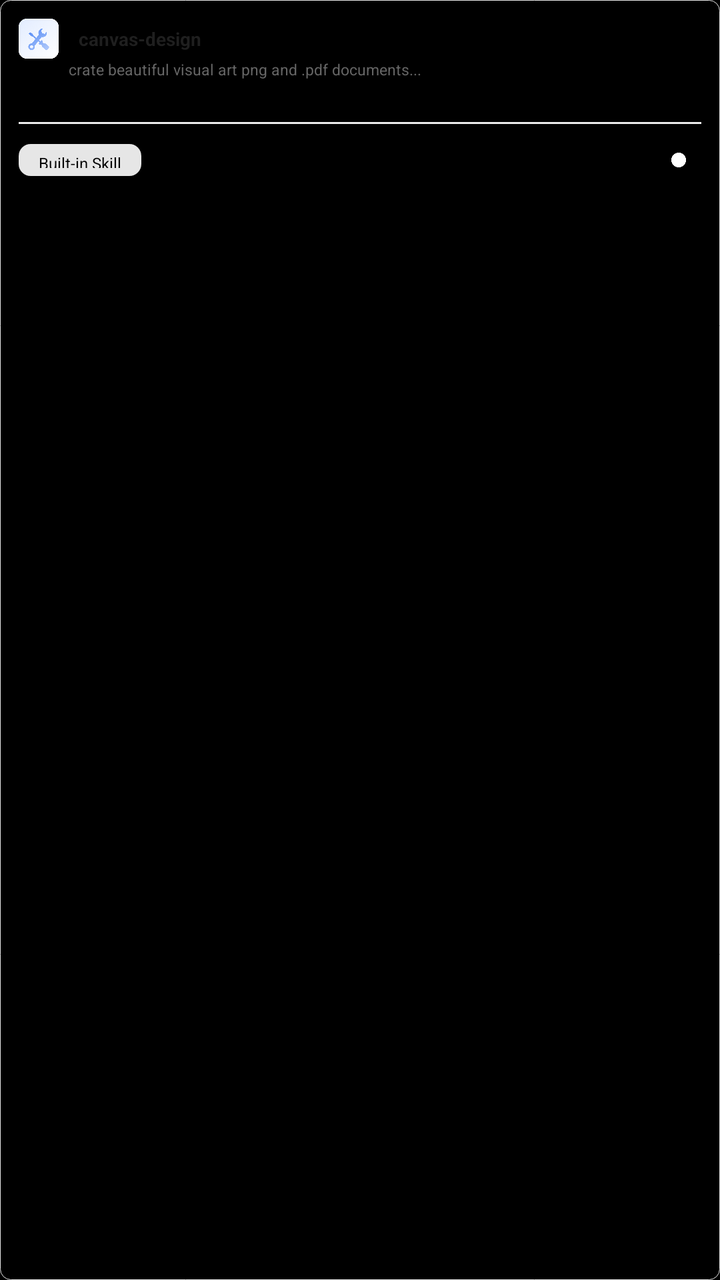
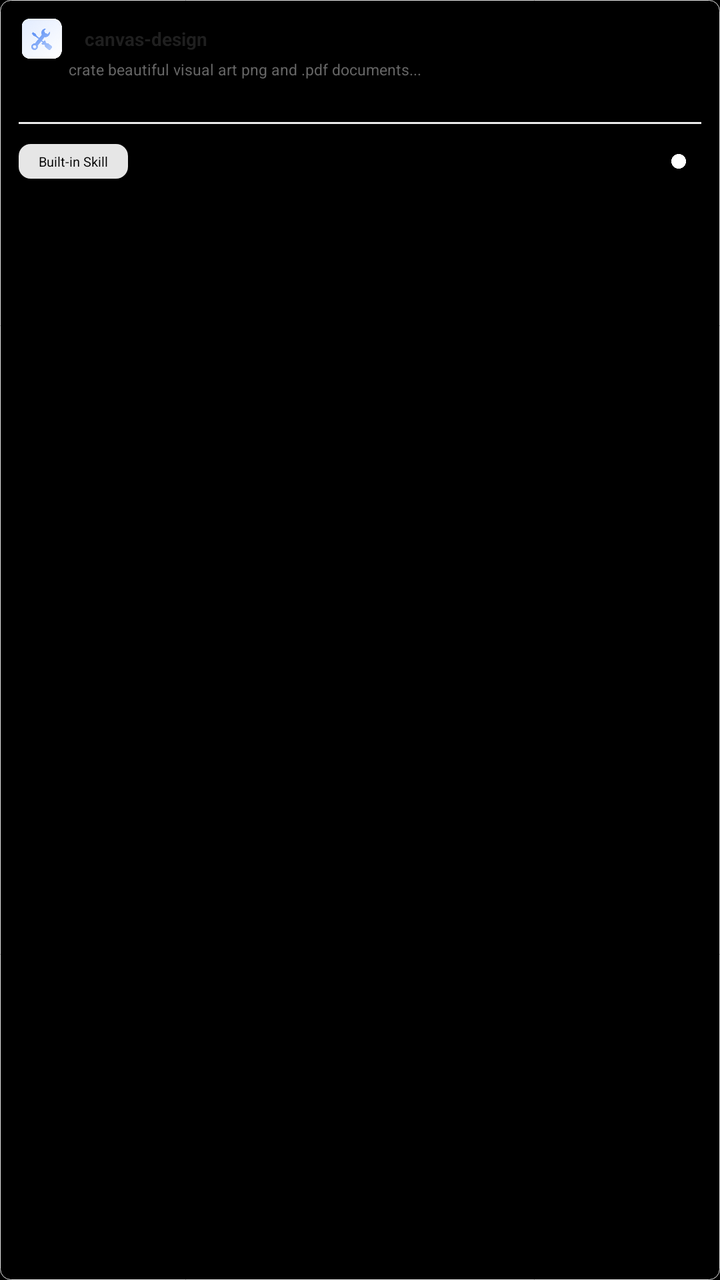

Before-and-after screenshots of an Android layout around one commit, followed by the original layout XML and the change that was made.
<!-- AndroidManifest.xml: application theme Theme.INMOClaw -->
<!-- res/layout/item_skill_card.xml -->
<?xml version="1.0" encoding="utf-8"?>
<LinearLayout xmlns:android="http://schemas.android.com/apk/res/android"
    android:layout_width="0dp"
    android:layout_height="180dp"
    android:layout_columnWeight="1"
    android:background="@drawable/bg_skill_card"
    android:orientation="vertical"
    android:padding="28px">

    <LinearLayout
        android:layout_width="match_parent"
        android:layout_height="wrap_content"
        android:gravity="center_vertical"
        android:orientation="horizontal">

        <ImageView
            android:layout_width="60px"
            android:layout_height="60px"
            android:src="@mipmap/icon_skill"
            />

        <TextView
            android:id="@+id/tvSkillTitle"
            android:layout_width="0dp"
            android:layout_height="wrap_content"
            android:layout_marginStart="10dp"
            android:layout_weight="1"
            android:ellipsize="end"
            android:maxLines="1"
            android:text="canvas-design"
            android:textColor="#1F1F1F"
            android:textSize="28px"
            android:textStyle="bold" />

        <ImageView
            android:id="@+id/ivRemove"
            android:layout_width="32px"
            android:layout_height="32px"
            android:src="@mipmap/icon_remove"
            />
    </LinearLayout>

    <TextView
        android:id="@+id/tvSkillContent"
        android:layout_width="match_parent"
        android:layout_height="65px"
        android:maxHeight="65px"
        android:ellipsize="end"
        android:maxLines="2"
        android:layout_marginStart="75px"
        android:text="crate beautiful visual art png and .pdf documents..."
        android:textColor="#666666"
        android:textSize="23px" />

    <View
        android:layout_width="match_parent"
        android:layout_height="1dp"
        android:layout_marginTop="10dp"
        android:background="#ECECEC" />

    <LinearLayout
        android:layout_width="match_parent"
        android:layout_height="wrap_content"
        android:layout_marginTop="10dp"
        android:gravity="center_vertical"
        android:orientation="horizontal">

        <TextView
            android:id="@+id/tvSkillTag"
            android:layout_width="wrap_content"
            android:layout_height="48px"
            android:gravity="center"
            android:background="@drawable/bg_skill_tag"
            android:paddingHorizontal="10dp"
            android:paddingVertical="4dp"
            android:text="@string/setting_builtin_skill"
            android:textColor="#000000"
            android:textSize="24px" />

        <View
            android:layout_width="0dp"
            android:layout_height="0dp"
            android:layout_weight="1" />

        <ImageView
            android:id="@+id/skillSwitch"
            android:layout_width="48px"
            android:layout_height="28px"
            android:src="@mipmap/switch_off" />
    </LinearLayout>
</LinearLayout>
<!-- resources referenced by this layout -->
<resources>
  <!-- drawable bg_skill_card (drawable) -->
  <?xml version="1.0" encoding="utf-8"?>
  <shape xmlns:android="http://schemas.android.com/apk/res/android" android:shape="rectangle">
      <solid android:color="#0A000000" />
      <corners android:radius="16px" />
      <stroke android:width="1px" android:color="#E9E9E9" />
  </shape>
  <!-- drawable bg_skill_tag (drawable) -->
  <?xml version="1.0" encoding="utf-8"?>
  <shape xmlns:android="http://schemas.android.com/apk/res/android" android:shape="rectangle">
      <solid android:color="#E6E6E6" />
      <corners android:radius="6dp" />
  </shape>
  <!-- mipmap icon_remove: png bitmap (mipmap-xhdpi, 355 bytes) -->
  <!-- mipmap icon_skill: png bitmap (mipmap-xhdpi, 27399 bytes) -->
  <!-- mipmap switch_off: png bitmap (mipmap-xhdpi, 2459 bytes) -->
  <string name="setting_builtin_skill">Built-in Skill</string>
  <style name="Theme.INMOClaw" parent="Base.Theme.INMOClaw" />
  <style name="Base.Theme.INMOClaw" parent="Theme.Material3.DayNight.NoActionBar">
          
          <item name="android:defaultFocusHighlightEnabled" tools:targetApi="o">false</item>
          <item name="android:statusBarColor">@android:color/transparent</item>
          <item name="android:windowLightStatusBar">false</item>
          <item name="colorPrimary">@color/brand_primary</item>
          <item name="android:colorBackground">@color/black</item>
          <item name="android:windowBackground">@color/black</item>
      </style>
  <color name="brand_primary">#3978F3</color>
  <color name="black">#FF000000</color>
</resources>

<!-- the commit's change to res/layout/item_skill_card.xml (unified diff, before → after) -->
@@ -14,10 +14,9 @@
         android:orientation="horizontal">
 
         <ImageView
-            android:layout_width="60px"
+            android:layout_width="23dp"
             android:layout_height="60px"
-            android:src="@mipmap/icon_skill"
-            />
+            android:src="@mipmap/icon_skill" />
 
         <TextView
             android:id="@+id/tvSkillTitle"
@@ -68,14 +67,14 @@
         <TextView
             android:id="@+id/tvSkillTag"
             android:layout_width="wrap_content"
-            android:layout_height="48px"
+            android:layout_height="52px"
             android:gravity="center"
             android:background="@drawable/bg_skill_tag"
             android:paddingHorizontal="10dp"
             android:paddingVertical="4dp"
             android:text="@string/setting_builtin_skill"
             android:textColor="#000000"
-            android:textSize="24px" />
+            android:textSize="20px" />
 
         <View
             android:layout_width="0dp"
